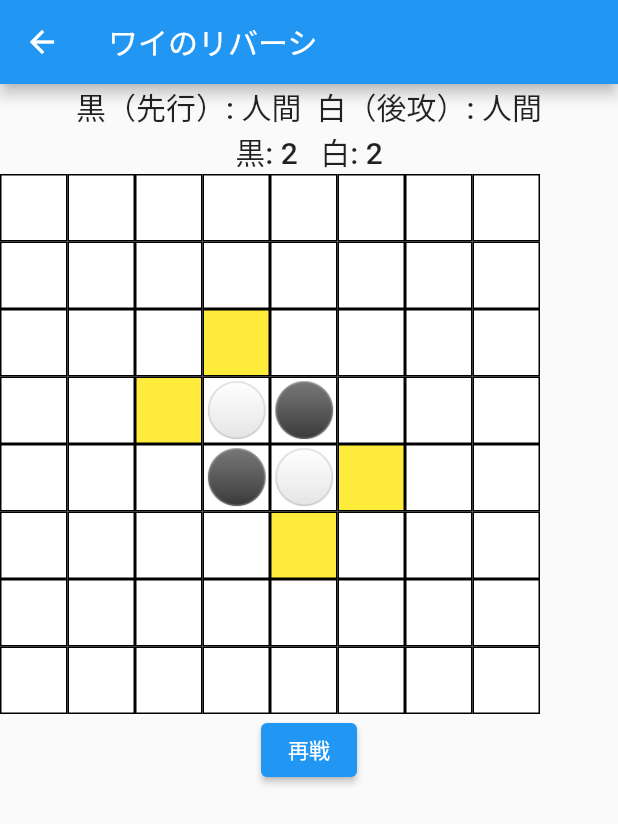
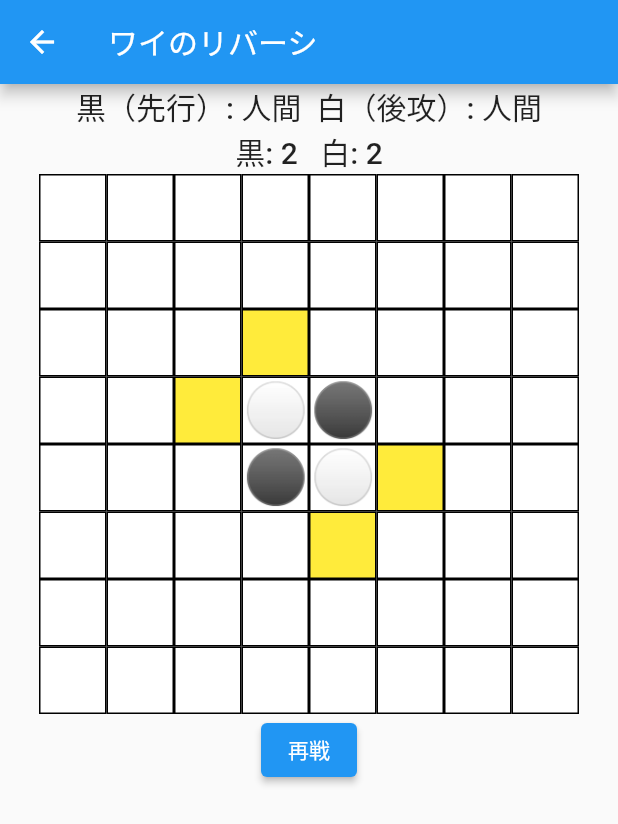
Before and after one commit to webarata3/flutter_reversi, a Flutter app: the screen it shows after launch, after a tap on "対局開始", on a phone screen of 412 x 824 dp. Shown: the top 824 px of the screen. Run offline on Flutter 3.47's test engine with Material 2 defaults, Android fonts, the light colour scheme and no system bars.

Commit message:
盤を中央寄せ

```diff
--- a/lib/view/main_view.dart
+++ b/lib/view/main_view.dart
@@ -87,6 +87,7 @@ class _MainState extends State<MainPage> {
           Column(
             children: [
               Row(
+                mainAxisAlignment: MainAxisAlignment.center,
                 children: [
                   SquareContainer(
                       x: 0, y: 0, board: _board, callBack: _tapCallBack),
@@ -107,6 +108,7 @@ class _MainState extends State<MainPage> {
                 ],
               ),
               Row(
+                mainAxisAlignment: MainAxisAlignment.center,
                 children: [
                   SquareContainer(
                       x: 0, y: 1, board: _board, callBack: _tapCallBack),
@@ -127,6 +129,7 @@ class _MainState extends State<MainPage> {
                 ],
               ),
               Row(
+                mainAxisAlignment: MainAxisAlignment.center,
                 children: [
                   SquareContainer(
                       x: 0, y: 2, board: _board, callBack: _tapCallBack),
@@ -147,6 +150,7 @@ class _MainState extends State<MainPage> {
                 ],
               ),
               Row(
+                mainAxisAlignment: MainAxisAlignment.center,
                 children: [
                   SquareContainer(
                       x: 0, y: 3, board: _board, callBack: _tapCallBack),
@@ -167,6 +171,7 @@ class _MainState extends State<MainPage> {
                 ],
               ),
               Row(
+                mainAxisAlignment: MainAxisAlignment.center,
                 children: [
                   SquareContainer(
                       x: 0, y: 4, board: _board, callBack: _tapCallBack),
@@ -187,6 +192,7 @@ class _MainState extends State<MainPage> {
                 ],
               ),
               Row(
+                mainAxisAlignment: MainAxisAlignment.center,
                 children: [
                   SquareContainer(
                       x: 0, y: 5, board: _board, callBack: _tapCallBack),
@@ -207,6 +213,7 @@ class _MainState extends State<MainPage> {
                 ],
               ),
               Row(
+                mainAxisAlignment: MainAxisAlignment.center,
                 children: [
                   SquareContainer(
                       x: 0, y: 6, board: _board, callBack: _tapCallBack),
@@ -227,6 +234,7 @@ class _MainState extends State<MainPage> {
                 ],
               ),
               Row(
+                mainAxisAlignment: MainAxisAlignment.center,
                 children: [
                   SquareContainer(
                       x: 0, y: 7, board: _board, callBack: _tapCallBack),
```
